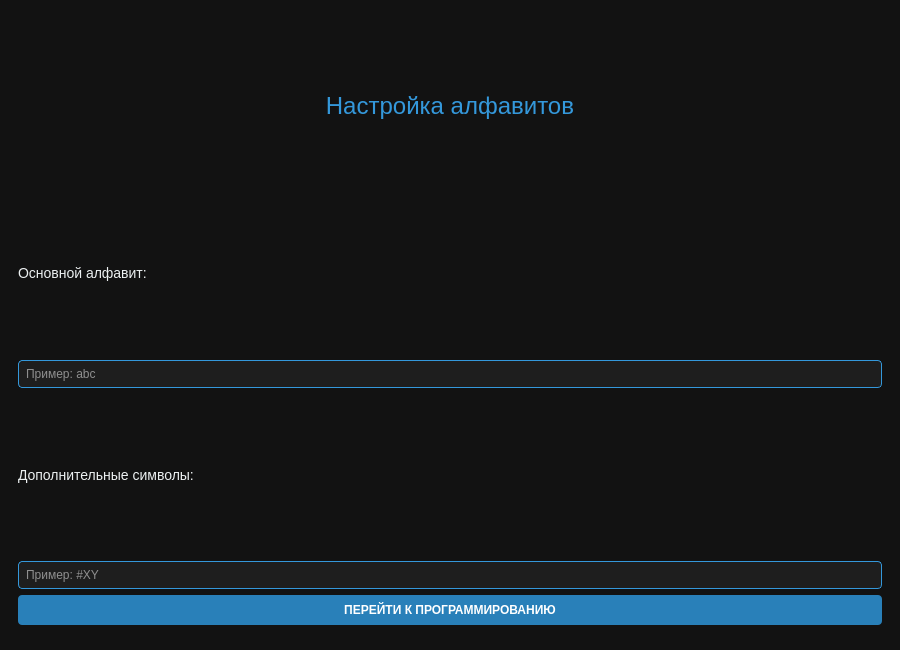
Qt form mainwindow.ui (nnn2324/turing_machine) before a commit.
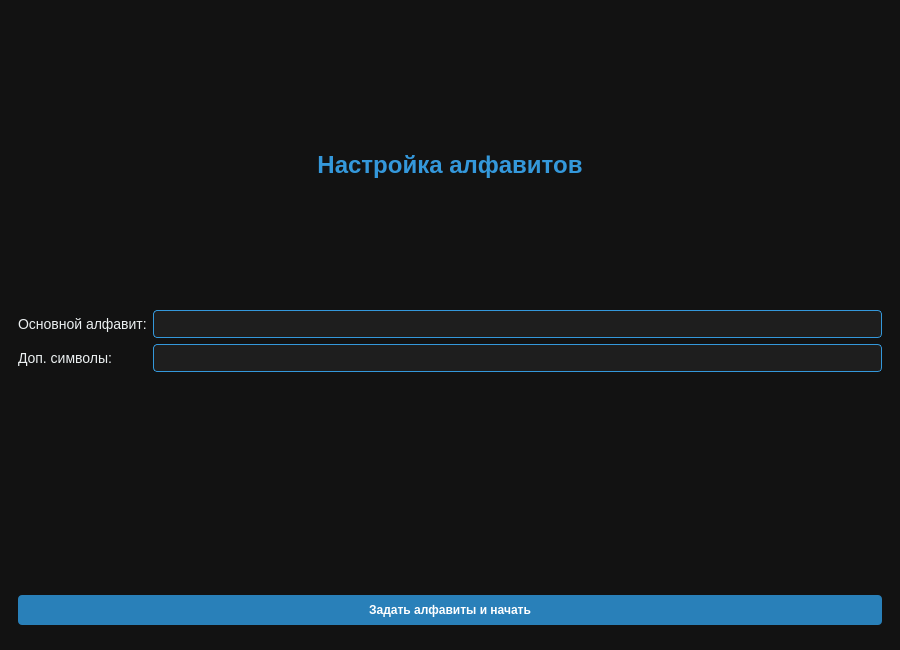
The same form after that commit.

Commit message: Рабочий вариант, но без обработки ошибок

What changed in the file:
```diff
--- a/mainwindow.ui
+++ b/mainwindow.ui
@@ -34,7 +34,7 @@
     QPushButton:hover { background-color: #3498db; }
     QPushButton:pressed { background-color: #2471a3; }
     QPushButton#btn_stop { background-color: #c0392b; }
-    QPushButton#btn_reset { background-color: #7f8c8d; }
+    QPushButton#btn_stop:hover { background-color: #e74c3c; }
     QTableWidget {
         background-color: #1e1e1e;
         color: white;
@@ -43,9 +43,9 @@
     }
     QHeaderView::section {
         background-color: #2c3e50;
-        color: #3498db;
+        color: white;
         padding: 4px;
-        border: 1px solid #121212;
+        border: 1px solid #34495e;
     }
    </string>
   </property>
@@ -60,32 +60,28 @@
       <widget class="QWidget" name="page_setup">
        <layout class="QVBoxLayout" name="verticalLayout_2">
         <item>
-         <spacer name="verticalSpacer_3">
+         <spacer name="verticalSpacer_2">
           <property name="orientation"><enum>Qt::Vertical</enum></property>
          </spacer>
         </item>
         <item>
          <widget class="QLabel" name="label_title">
           <property name="text"><string>Настройка алфавитов</string></property>
-          <property name="alignment"><set>Qt::AlignCenter</set></property>
-          <property name="styleSheet"><string>font-size: 24px; color: #3498db;</string></property>
+          <property name="alignment"><enum>Qt::AlignCenter</enum></property>
+          <property name="styleSheet"><string>font-size: 24px; font-weight: bold; color: #3498db;</string></property>
          </widget>
         </item>
         <item>
-         <widget class="QLabel" name="label_base"><property name="text"><string>Основной алфавит:</string></property></widget>
-        </item>
-        <item>
-         <widget class="QLineEdit" name="lineEdit_alphaBase"><property name="placeholderText"><string>Пример: abc</string></property></widget>
-        </item>
-        <item>
-         <widget class="QLabel" name="label_extra"><property name="text"><string>Дополнительные символы:</string></property></widget>
-        </item>
-        <item>
-         <widget class="QLineEdit" name="lineEdit_alphaExtra"><property name="placeholderText"><string>Пример: #XY</string></property></widget>
+         <layout class="QFormLayout" name="formLayout">
+          <item row="0" column="0"><widget class="QLabel" name="label"><property name="text"><string>Основной алфавит:</string></property></widget></item>
+          <item row="0" column="1"><widget class="QLineEdit" name="lineEdit_alphaBase"/></item>
+          <item row="1" column="0"><widget class="QLabel" name="label_2"><property name="text"><string>Доп. символы:</string></property></widget></item>
+          <item row="1" column="1"><widget class="QLineEdit" name="lineEdit_alphaExtra"/></item>
+         </layout>
         </item>
         <item>
          <widget class="QPushButton" name="btn_setAlphabets">
-          <property name="text"><string>ПЕРЕЙТИ К ПРОГРАММИРОВАНИЮ</string></property>
+          <property name="text"><string>Задать алфавиты и начать</string></property>
          </widget>
         </item>
         <item>
```
Left out of the diff: 59 changed lines with no effect on the pictures. The commit also changes 2 other files.
